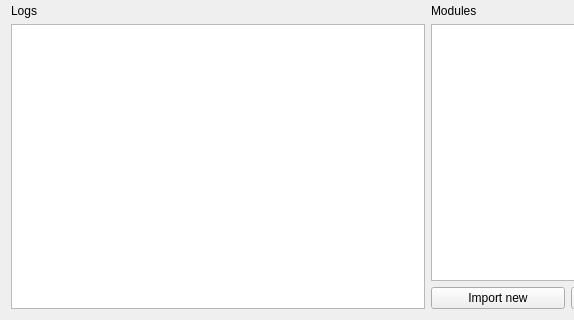
Old version of the form archbucket-desktop/gui/mainform.ui in the repository explosion204/archbucket; both pictures show x 0 to 574 and y 319 to 639 of the 855 by 639 pixel window.
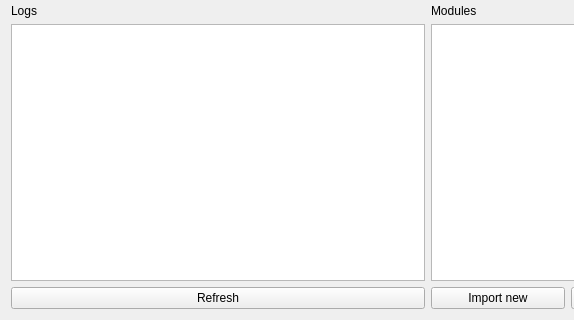
New version of the form.

Commit message: displaying logs

```diff
--- a/archbucket-desktop/gui/mainform.ui
+++ b/archbucket-desktop/gui/mainform.ui
@@ -291,6 +291,13 @@
        </property>
       </widget>
      </item>
+     <item>
+      <widget class="QPushButton" name="refreshLogsButton">
+       <property name="text">
+        <string>Refresh</string>
+       </property>
+      </widget>
+     </item>
     </layout>
    </item>
   </layout>
```
The commit also changes 2 other files.
